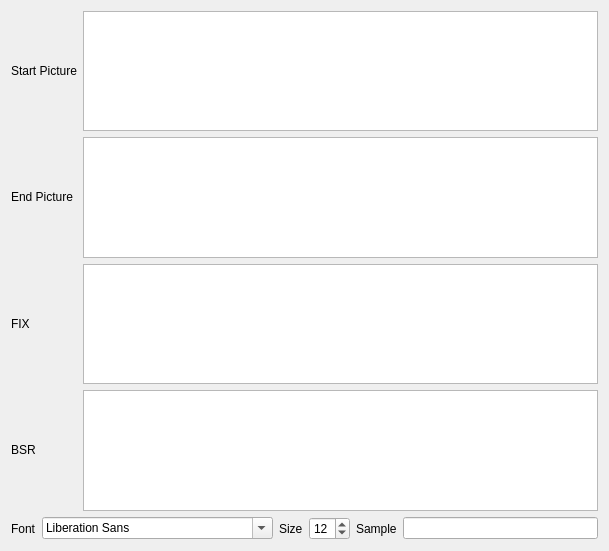
Old version of the form qsstv/config/waterfallconfig.ui in the repository cureton/qsstv.
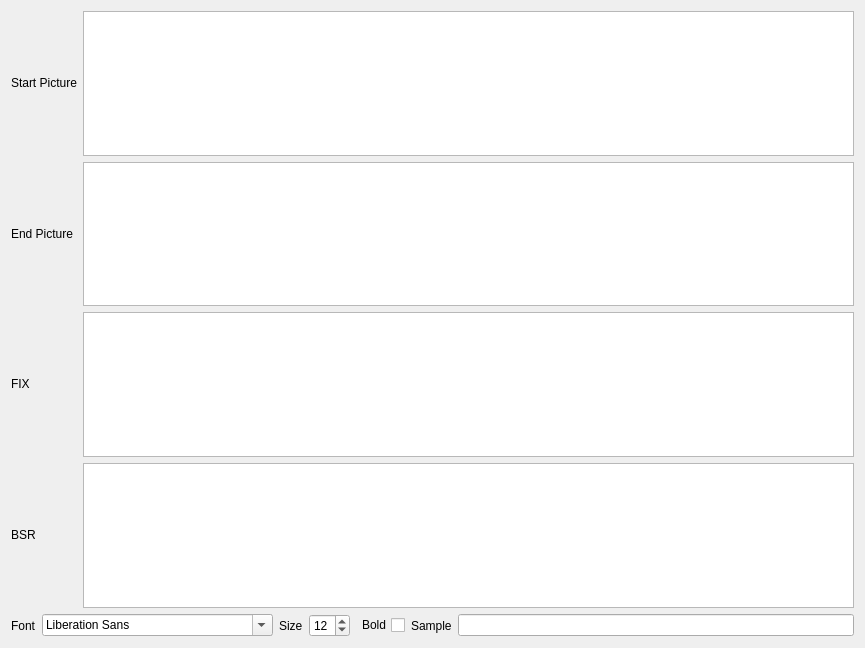
New version of the form.

```diff
--- a/qsstv/config/waterfallconfig.ui
+++ b/qsstv/config/waterfallconfig.ui
@@ -6,8 +6,8 @@
    <rect>
     <x>0</x>
     <y>0</y>
-    <width>609</width>
-    <height>551</height>
+    <width>865</width>
+    <height>648</height>
    </rect>
   </property>
   <property name="windowTitle">
@@ -153,7 +153,7 @@
     </layout>
    </item>
    <item>
-    <layout class="QHBoxLayout" name="horizontalLayout" stretch="0,0,0,0,0,1">
+    <layout class="QHBoxLayout" name="horizontalLayout">
      <item>
       <widget class="QLabel" name="fontLabel">
        <property name="text">
@@ -181,6 +181,16 @@
        </property>
       </widget>
      </item>
+     <item>
+      <widget class="QCheckBox" name="boldCheckBox">
+       <property name="layoutDirection">
+        <enum>Qt::RightToLeft</enum>
+       </property>
+       <property name="text">
+        <string>Bold</string>
+       </property>
+      </widget>
+     </item>
      <item>
       <widget class="QLabel" name="sampleLabel">
        <property name="text">
```
